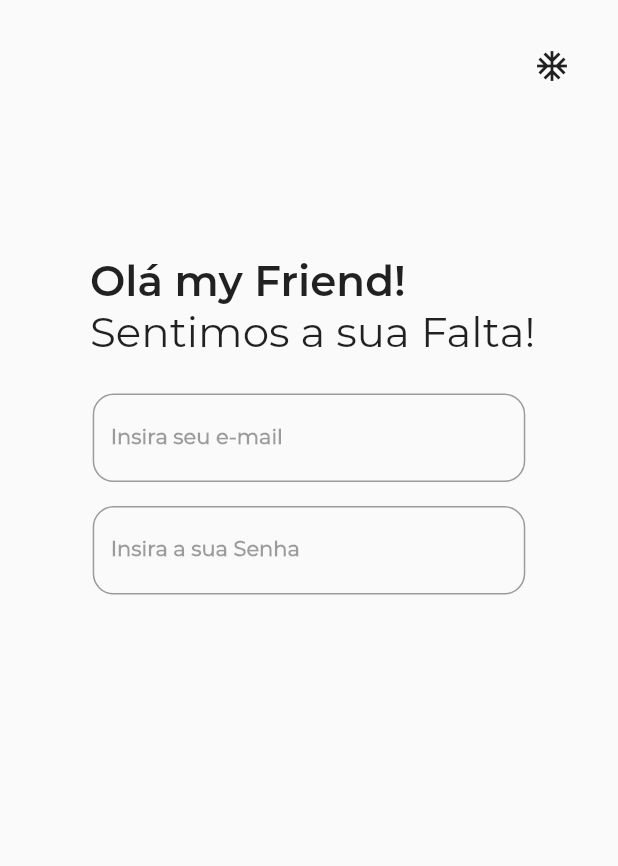
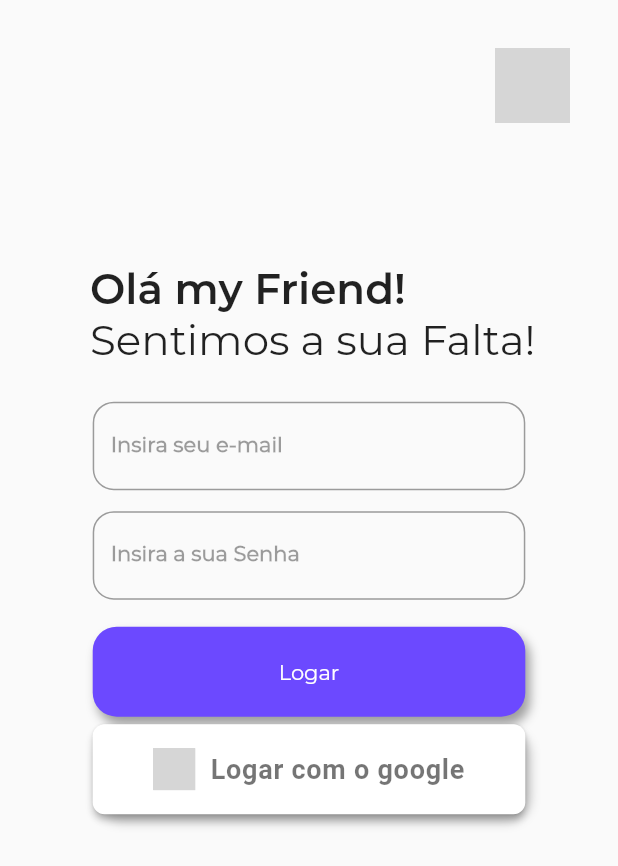
Before and after one commit to dieferomanoski/pomodoro, a Flutter app: the screen it shows after launch, after a tap on "Faça login", on a phone screen of 412 x 824 dp. Shown: the top 866 px of the screen. Run offline on Flutter 3.47's test engine with Material 2 defaults, Android fonts, the phone set to English and light mode, and no system bars; our stand-ins replace auth_buttons, mobx; generated files the repository leaves out were written again; network calls fail; project files that could hold a hidden picture were left out; grey boxes are pictures that could not be loaded.

Commit message:
tela login finalizada

```diff
--- a/lib/ui/components/button_widget.dart
+++ b/lib/ui/components/button_widget.dart
@@ -5,9 +5,10 @@ class SimpleButton extends StatelessWidget {
   final Color textColor;
   final String text;
   final Function onTap;
+  final double fontSize;
 
   const SimpleButton(
-      {Key key, this.textColor, this.text, this.onTap, this.backgroundColor})
+      {Key key, this.textColor, this.text, this.onTap, this.backgroundColor,this.fontSize})
       : super(key: key);
   @override
   Widget build(BuildContext context) {
@@ -23,7 +24,7 @@ class SimpleButton extends StatelessWidget {
         child: Center(
           child: Text(
             text,
-            style: TextStyle(color: textColor),
+            style: TextStyle(color: textColor,fontFamily: 'Montserrat-Regular',fontSize: fontSize),
           ),
         ),
       ),
--- a/lib/ui/pages/login/login_page.dart
+++ b/lib/ui/pages/login/login_page.dart
@@ -1,14 +1,14 @@
+import 'package:auth_buttons/res/buttons/google_auth_button.dart';
+import 'package:auth_buttons/res/shared/auth_style.dart';
 import 'package:flutter/material.dart';
+import 'package:pomodoro/ui/components/button_widget.dart';
 import 'package:pomodoro/ui/components/textfield_widget.dart';
 import 'package:pomodoro/utils/colors.dart';
 
 class Login extends StatelessWidget {
   @override
   Widget build(BuildContext context) {
-    return Scaffold(
-
-
-        body:_buildBody(context));
+    return Scaffold(body: _buildBody(context));
   }
 
   _buildBody(context) {
@@ -16,7 +16,7 @@ class Login extends StatelessWidget {
       children: [
         _buildTopIcon(),
         SizedBox(
-          height: MediaQuery.of(context).size.width * 0.2,
+          height: MediaQuery.of(context).size.width * 0.15,
         ),
         _buildGreetings(),
         _buildFormFields(context),
@@ -30,27 +30,34 @@ class Login extends StatelessWidget {
       padding: EdgeInsets.all(32),
       child: Row(
         mainAxisAlignment: MainAxisAlignment.end,
-                      children: [
-            Icon(Icons.ac_unit)
-          ],),
+        children: [Image.network('https://img.icons8.com/bubbles/2x/timer.png',width: 50,height: 50,)],
+      ),
     );
   }
 
   _buildGreetings() {
     return Container(
-          padding: EdgeInsets.only(left:60),
+      padding: EdgeInsets.only(left: 60),
       child: Column(children: [
-           Row(children: [
-            Text("Olá my Friend!",style:TextStyle(fontSize: 28,fontWeight: FontWeight.bold,fontFamily: 'Montserrat-SemiBold')),
-          ],),
-          Row(children: [
-            Text("Sentimos a sua Falta!",style:TextStyle(fontSize: 28,fontFamily: 'Montserrat-Regular')),
-          ],),
+        Row(
+          children: [
+            Text("Olá my Friend!",
+                style: TextStyle(
+                    fontSize: 28,
+                    fontWeight: FontWeight.bold,
+                    fontFamily: 'Montserrat-SemiBold')),
+          ],
+        ),
+        Row(
+          children: [
+            Text("Sentimos a sua Falta!",
+                style:
+                    TextStyle(fontSize: 28, fontFamily: 'Montserrat-Regular')),
+          ],
+        ),
       ]),
     );
   }
-
-
 
   _buildFormFields(context) {
     return Padding(
@@ -58,28 +65,65 @@ class Login extends StatelessWidget {
       child: Column(
         children: [
           Container(
-              width: MediaQuery.of(context).size.width*0.7,
-              child: AppText(
-                "Insira seu e-mail", "E-mail"
-
-              ),
+            width: MediaQuery.of(context).size.width * 0.7,
+            child: AppText("Insira seu e-mail", "E-mail"),
           ),
           Container(
-              padding: EdgeInsets.only(top:16),
-              width: MediaQuery.of(context).size.width*0.7,
-              child: AppText(
-                "Insira a sua Senha", "Senha"
-              ),
+            padding: EdgeInsets.only(top: 14),
+            width: MediaQuery.of(context).size.width * 0.7,
+            child: AppText("Insira a sua Senha", "Senha",password: true,),
           )
-
-
-
         ],
       ),
     );
   }
 
   _buildButtons(context) {
-    return Container();
+    return Column(
+      children: [
+        Container(
+            padding: EdgeInsets.only(top: 18),
+            width: MediaQuery.of(context).size.width * 0.7,
+            child: Container(
+                decoration: BoxDecoration(
+                    borderRadius: BorderRadius.circular(16),
+                    boxShadow: [
+                      BoxShadow(
+                        color: Colors.grey[500],
+                        offset: Offset(3, 5),
+                        blurRadius: 5,
+                      )
+                    ]),
+                child: SimpleButton(
+                  text: "Logar",
+                  backgroundColor: ColorsModel.purple,
+                  textColor: Colors.white,
+                ))),
+        Container(
+            padding: EdgeInsets.only(top: 5),
+            width: MediaQuery.of(context).size.width * 0.7,
+            child: Container(
+              height: 60,
+              width: MediaQuery.of(context).size.width * 0.7,
+              decoration: BoxDecoration(
+                  borderRadius: BorderRadius.circular(16),
+                  boxShadow: [
+                    BoxShadow(
+                      color: Colors.grey[400],
+                      offset: Offset(3, 5),
+                      blurRadius: 5,
+                    )
+                  ]),
+              child: GoogleAuthButton(
+                text: "Logar com o google",
+                textStyle: TextStyle(fontFamily: 'Montserrat-Regular',color: Colors.black87),
+                borderRadius: 16,
+                onPressed: () {},
+                darkMode: false,
+                iconStyle: AuthIconStyle.outlined,
+              ),
+            )),
+      ],
+    );
   }
 }
--- a/pubspec.yaml
+++ b/pubspec.yaml
@@ -25,6 +25,7 @@ dependencies:
     sdk: flutter
   mobx: ^1.2.1+4
   flutter_mobx: ^1.1.0+2
+  auth_buttons: ^1.0.0
 
 
 
```
Also changed, not shown: pubspec.lock. Lines whose indentation alone changed are shown as unchanged.
